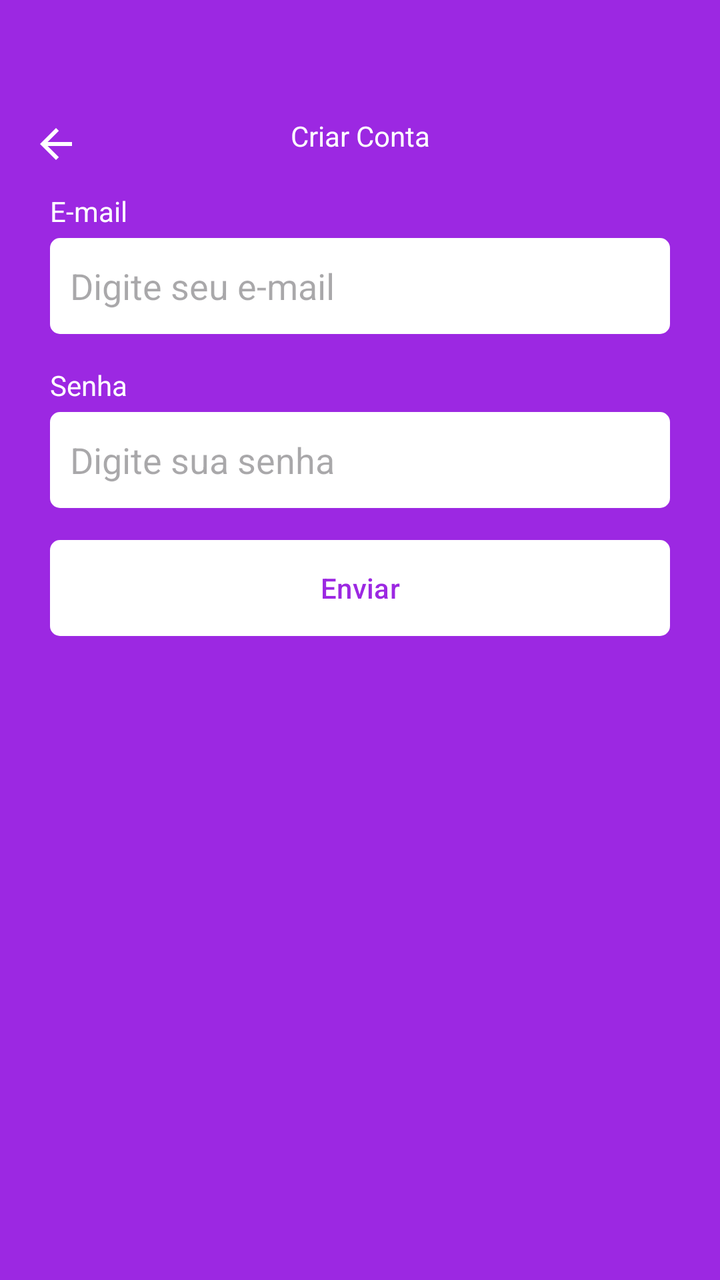
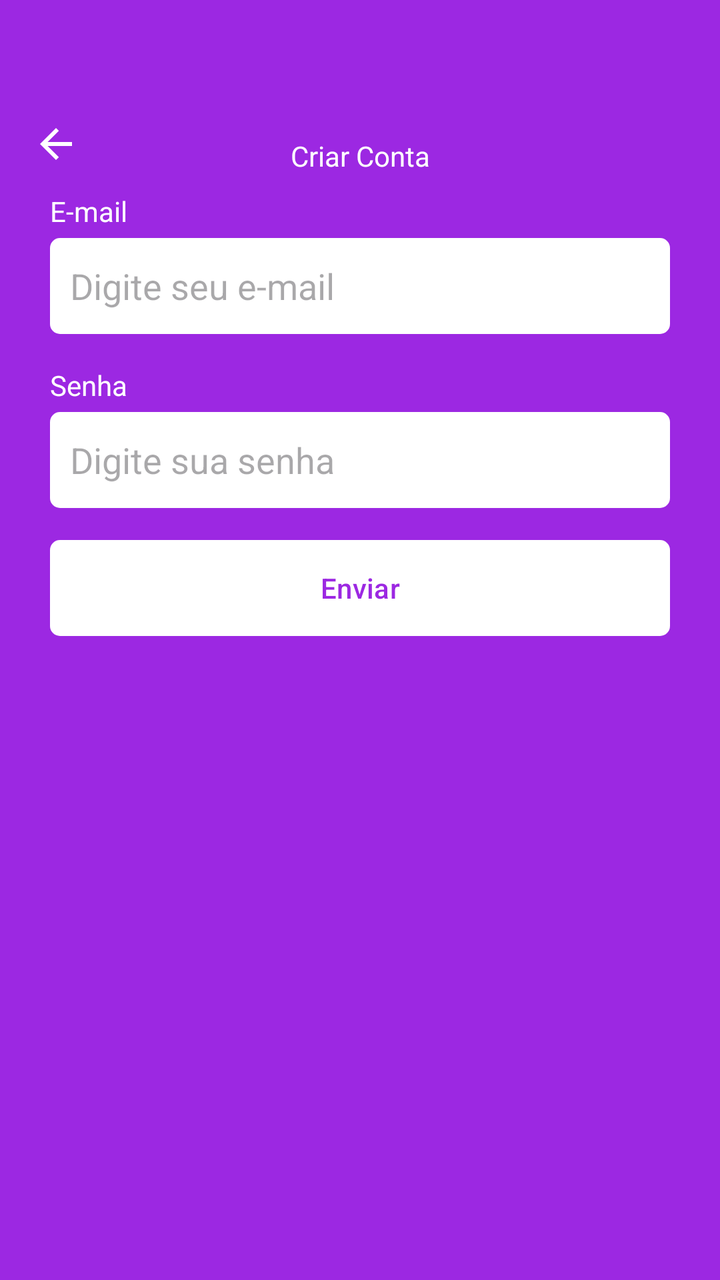

Before-and-after screenshots of an Android layout around one commit, followed by the original layout XML and the change that was made.
<!-- AndroidManifest.xml: application theme Theme.Task -->
<!-- res/layout/fragment_register.xml -->
<?xml version="1.0" encoding="utf-8"?>
<ScrollView
    xmlns:android="http://schemas.android.com/apk/res/android"
    xmlns:tools="http://schemas.android.com/tools"
    android:layout_width="match_parent"
    android:layout_height="match_parent"
    xmlns:app="http://schemas.android.com/apk/res-auto"
    tools:context=".ui.auth.RegisterFragment"
    android:fillViewport="true">

    <LinearLayout
        android:layout_width="match_parent"
        android:layout_height="wrap_content"
        android:orientation="vertical"
        android:id="@+id/linearLayout1">

        <com.google.android.material.appbar.MaterialToolbar
            android:id="@+id/toolbar"
            android:layout_width="match_parent"
            android:layout_height="wrap_content"
            app:navigationIcon="@drawable/ic_back"
            android:paddingTop="40dp">

            <TextView
                android:layout_width="wrap_content"
                android:layout_height="wrap_content"
                android:text="Criar Conta"
                android:textColor="@color/white"
                android:layout_gravity="center_horizontal"/>

        </com.google.android.material.appbar.MaterialToolbar>

        <LinearLayout
            android:id="@+id/linearLayout2"
            android:layout_width="match_parent"
            android:layout_height="wrap_content"
            android:orientation="vertical"
            android:layout_marginHorizontal="25dp">

            <TextView
                android:layout_width="wrap_content"
                android:layout_height="wrap_content"
                android:text="E-mail"
                android:textColor="@color/white"/>

            <EditText
                android:layout_width="match_parent"
                android:layout_height="48dp"
                android:hint="Digite seu e-mail"
                android:inputType="textEmailAddress"
                android:padding="10dp"
                android:layout_marginTop="4dp"
                android:background="@drawable/bg_edit_text"/>

            <TextView
                android:layout_width="wrap_content"
                android:layout_height="wrap_content"
                android:text="Senha"
                android:textColor="@color/white"
                android:layout_marginTop="16dp"/>

            <EditText
                android:layout_width="match_parent"
                android:layout_height="48dp"
                android:inputType="textPassword"
                android:hint="Digite sua senha"
                android:padding="10dp"
                android:layout_marginTop="4dp"
                android:background="@drawable/bg_edit_text"/>

            <com.google.android.material.button.MaterialButton
                android:layout_width="match_parent"
                android:layout_height="wrap_content"
                android:text="Enviar"
                android:textColor="@color/color_default"
                app:backgroundTint="@null"
                android:layout_marginTop="16dp"
                android:backgroundTint="@null"
                android:background="@drawable/bg_btn"/>

            <LinearLayout
                android:layout_width="match_parent"
                android:layout_height="wrap_content"
                android:orientation="horizontal"
                android:layout_marginTop="4dp">
            </LinearLayout>

            <ProgressBar
                android:id="@+id/progressBar"
                android:layout_marginTop="8dp"
                android:layout_width="wrap_content"
                android:layout_height="wrap_content"
                android:indeterminateTint="@color/white"
                android:layout_gravity="center"
                android:visibility="invisible"
                tools:visibility="visible"/>

        </LinearLayout>

    </LinearLayout>
</ScrollView>
<!-- resources referenced by this layout -->
<resources>
  <color name="color_default">#9C28E2</color>
  <color name="white">#FFFFFFFF</color>
  <!-- drawable bg_btn (drawable) -->
  <?xml version="1.0" encoding="utf-8"?>
  <shape xmlns:android="http://schemas.android.com/apk/res/android"
      android:shape="rectangle">
  
      <solid android:color="@color/white"/>
      <corners android:radius="5dp"/>
  
  </shape>
  <!-- drawable bg_edit_text (drawable) -->
  <?xml version="1.0" encoding="utf-8"?>
  <shape xmlns:android="http://schemas.android.com/apk/res/android"
      android:shape="rectangle">
  
      <solid android:color="@color/white"/>
      <corners android:radius="5dp"/>
  
  </shape>
  <!-- drawable ic_back (drawable) -->
  <vector xmlns:android="http://schemas.android.com/apk/res/android" android:autoMirrored="true" android:height="24dp" android:tint="#FFFFFF" android:viewportHeight="960" android:viewportWidth="960" android:width="24dp">
        
      <path android:fillColor="@android:color/white" android:pathData="M313,520L537,744L480,800L160,480L480,160L537,216L313,440L800,440L800,520L313,520Z"/>
      
  </vector>
  <style name="Theme.Task" parent="Base.Theme.Task" />
  <style name="Base.Theme.Task" parent="Theme.Material3.DayNight.NoActionBar">
          <item name="colorPrimary">@color/color_default</item>
          <item name="colorPrimaryVariant">@color/color_default</item>
          <item name="android:windowBackground">@color/color_default</item>
      </style>
</resources>

<!-- the commit's change to res/layout/fragment_register.xml (unified diff, before → after) -->
@@ -26,7 +26,8 @@
                 android:layout_height="wrap_content"
                 android:text="Criar Conta"
                 android:textColor="@color/white"
-                android:layout_gravity="center_horizontal"/>
+                android:layout_gravity="center_horizontal"
+                android:paddingTop="20dp"/>
 
         </com.google.android.material.appbar.MaterialToolbar>
 
